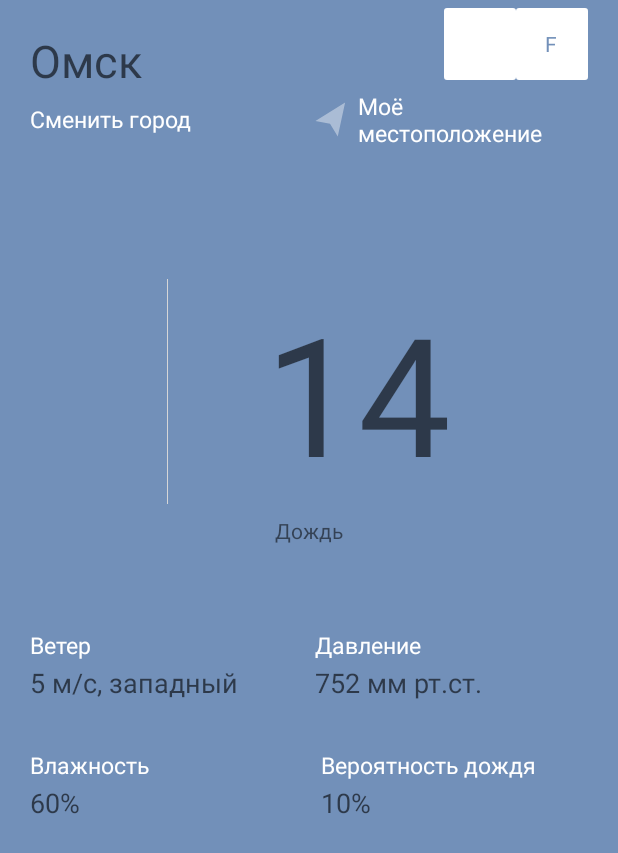
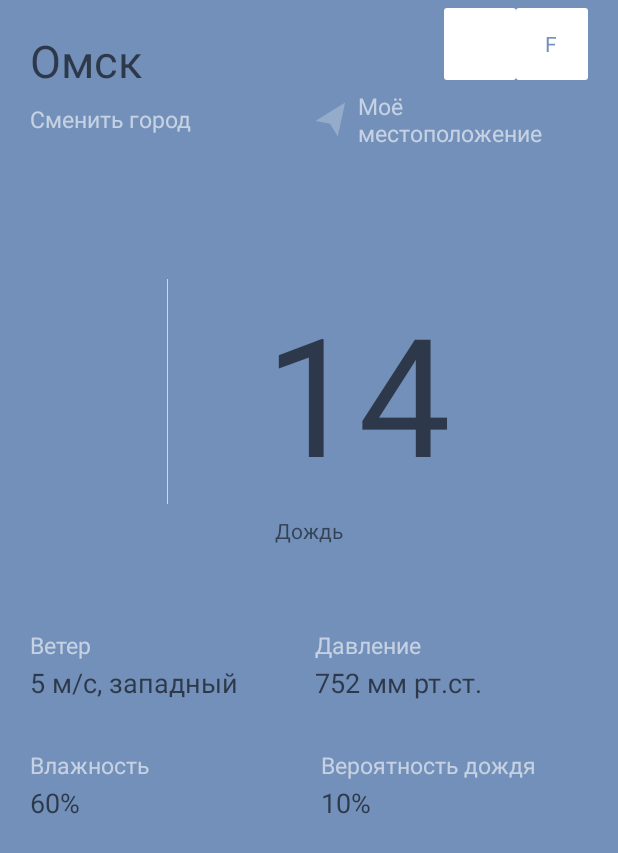
Before and after one commit to ki1n/Weather, an Android app: the layout activity_weather.xml on its own in the app's theme, with its tools: preview values and no code run, on a phone screen of 412 x 824 dp. Shown: the top 853 px of the screen. Run offline under Robolectric (Android 15) with nearby library versions, the phone set to English and light mode, and no system bars.

```diff
--- a/app/src/main/java/com/example/nikolaiturev/weather/WeatherApp.kt
+++ b/app/src/main/java/com/example/nikolaiturev/weather/WeatherApp.kt
@@ -16,7 +16,6 @@ class WeatherApp : Application() {
         startKoin {
             this.modules(
                 listOf(
-
                     repositoryModule,
                     viewModelModule
                 )
--- a/app/src/main/java/com/example/nikolaiturev/weather/di/DataModule.kt
+++ b/app/src/main/java/com/example/nikolaiturev/weather/di/DataModule.kt
@@ -1,5 +1,6 @@
 package com.example.nikolaiturev.weather.di
 
+import com.example.nikolaiturev.weather.BuildConfig
 import com.example.nikolaiturev.weather.data.api.WeatherApi
 import com.google.gson.Gson
 import com.google.gson.GsonBuilder
@@ -49,10 +50,10 @@ val dataModule = module {
             .setVersion(1.0)
             .create()
     }
-    // TODO: update api url
+
     single<WeatherApi> {
         Retrofit.Builder()
-            .baseUrl("todo")
+            .baseUrl(BuildConfig.API_URL)
             .addConverterFactory(GsonConverterFactory.create(get()))
             .client(get())
             .build()
--- a/app/src/main/java/com/example/nikolaiturev/weather/di/RepositoryModule.kt
+++ b/app/src/main/java/com/example/nikolaiturev/weather/di/RepositoryModule.kt
@@ -4,6 +4,4 @@ import org.koin.dsl.module
 
 val repositoryModule = module {
 
-
-
 }
--- a/app/src/main/res/layout/activity_weather.xml
+++ b/app/src/main/res/layout/activity_weather.xml
@@ -27,7 +27,8 @@
         android:layout_marginTop="8dp"
         android:layout_marginEnd="4dp"
         android:text="@string/Сменить_город"
-        style="@style/ConstText"
+        style="@style/WeatherTextWhite15sp"
+        android:alpha="0.6"
         app:layout_constraintEnd_toStartOf="@+id/tvPlace"
         app:layout_constraintStart_toStartOf="@+id/tvCity"
         app:layout_constraintTop_toBottomOf="@+id/tvCity" />
@@ -75,7 +76,8 @@
         android:drawableStart="@drawable/ic_path_2"
         android:text="@string/Моё_местоположение"
         android:drawablePadding="8dp"
-        style="@style/ConstText"
+        style="@style/WeatherTextWhite15sp"
+        android:alpha="0.6"
         app:layout_constraintBottom_toBottomOf="@+id/tvSweepCity"
         app:layout_constraintEnd_toEndOf="@+id/rbChoice"
         app:layout_constraintStart_toEndOf="@+id/tvSweepCity"
@@ -125,7 +127,8 @@
         android:layout_marginTop="56dp"
         android:layout_marginEnd="4dp"
         android:text="Ветер"
-        style="@style/ConstText"
+        style="@style/WeatherTextWhite15sp"
+        android:alpha="0.6"
         app:layout_constraintEnd_toStartOf="@+id/tvPressure"
         app:layout_constraintHorizontal_bias="0.0"
         app:layout_constraintStart_toStartOf="@+id/tvSweepCity"
@@ -137,7 +140,8 @@
         android:layout_height="wrap_content"
         android:layout_marginStart="4dp"
         android:text="@string/Давление"
-        style="@style/ConstText"
+        style="@style/WeatherTextWhite15sp"
+        android:alpha="0.6"
         app:layout_constraintEnd_toEndOf="@+id/rbChoice"
         app:layout_constraintStart_toEndOf="@+id/tvWind"
         app:layout_constraintTop_toTopOf="@+id/tvWind" />
@@ -171,7 +175,8 @@
         android:layout_marginTop="32dp"
         android:layout_marginEnd="4dp"
         android:text="@string/Влажность"
-        style="@style/ConstText"
+        style="@style/WeatherTextWhite15sp"
+        android:alpha="0.6"
         app:layout_constraintEnd_toStartOf="@+id/tvProbability"
         app:layout_constraintHorizontal_bias="0.0"
         app:layout_constraintStart_toStartOf="@+id/tvWind"
@@ -194,7 +199,8 @@
         android:layout_height="wrap_content"
         android:layout_marginStart="4dp"
         android:text="@string/Вероятность_дождя"
-        style="@style/ConstText"
+        style="@style/WeatherTextWhite15sp"
+        android:alpha="0.6"
         app:layout_constraintEnd_toEndOf="@+id/rbChoice"
         app:layout_constraintHorizontal_bias="0.0"
         app:layout_constraintStart_toStartOf="@+id/tvPressure"
--- a/app/src/main/res/values/styles.xml
+++ b/app/src/main/res/values/styles.xml
@@ -1,13 +1,12 @@
 <?xml version="1.0" encoding="utf-8"?>
 <resources>
 
-    <style name="ConstText">
+    <style name="WeatherTextWhite15sp">
         <item name="android:textSize">15sp</item>
         <item name="android:textColor">@color/white</item>
-        <item name="alpha">0.1</item>
     </style>
 
-    <style name="StyleDada">
+    <style name="WeatherTextWhite18sp">
         <item name="android:textSize">18sp</item>
         <item name="android:textColor">@color/white</item>
     </style>
--- a/app/src/main/res/values/themes.xml
+++ b/app/src/main/res/values/themes.xml
@@ -1,6 +1,6 @@
 <resources xmlns:tools="http://schemas.android.com/tools">
     <!-- Base application theme. -->
-    <style name="Theme.Weather" parent="Theme.MaterialComponents.DayNight.DarkActionBar">
+    <style name="Theme.Weather" parent="Theme.MaterialComponents.Light.NoActionBar">
         <!-- Primary brand color. -->
         <item name="colorPrimary">@color/purple_500</item>
         <item name="colorPrimaryVariant">@color/purple_700</item>
--- a/build.gradle
+++ b/build.gradle
@@ -8,7 +8,7 @@ buildscript {
     dependencies {
         classpath "com.android.tools.build:gradle:4.1.2"
         classpath "org.jetbrains.kotlin:kotlin-gradle-plugin:$kotlin_version"
-
+      //  classpath 'com.google.gms:google-services:4.3.4'
         // NOTE: Do not place your application dependencies here; they belong
         // in the individual module build.gradle files
     }
```
Also changed, not shown: app/build.gradle (+22 -3 lines), app/src/main/java/com/example/nikolaiturev/weather/data/api/WeatherApi.kt (+11 -0 lines), app/src/main/java/com/example/nikolaiturev/weather/data/api/response/BaseWeatherResponse.kt (added, +14 -0 lines), app/src/main/java/com/example/nikolaiturev/weather/data/api/response/Main.kt (added, +12 -0 lines), app/src/main/java/com/example/nikolaiturev/weather/data/api/response/Weather.kt (added, +10 -0 lines), app/src/main/java/com/example/nikolaiturev/weather/data/api/response/Wind.kt (added, +8 -0 lines), app/src/main/java/com/example/nikolaiturev/weather/data/repository/WeatherRepositoryImpl.kt (added, +24 -0 lines), app/src/main/java/com/example/nikolaiturev/weather/domain/repository/WeatherRepository.kt (added, +10 -0 lines).
